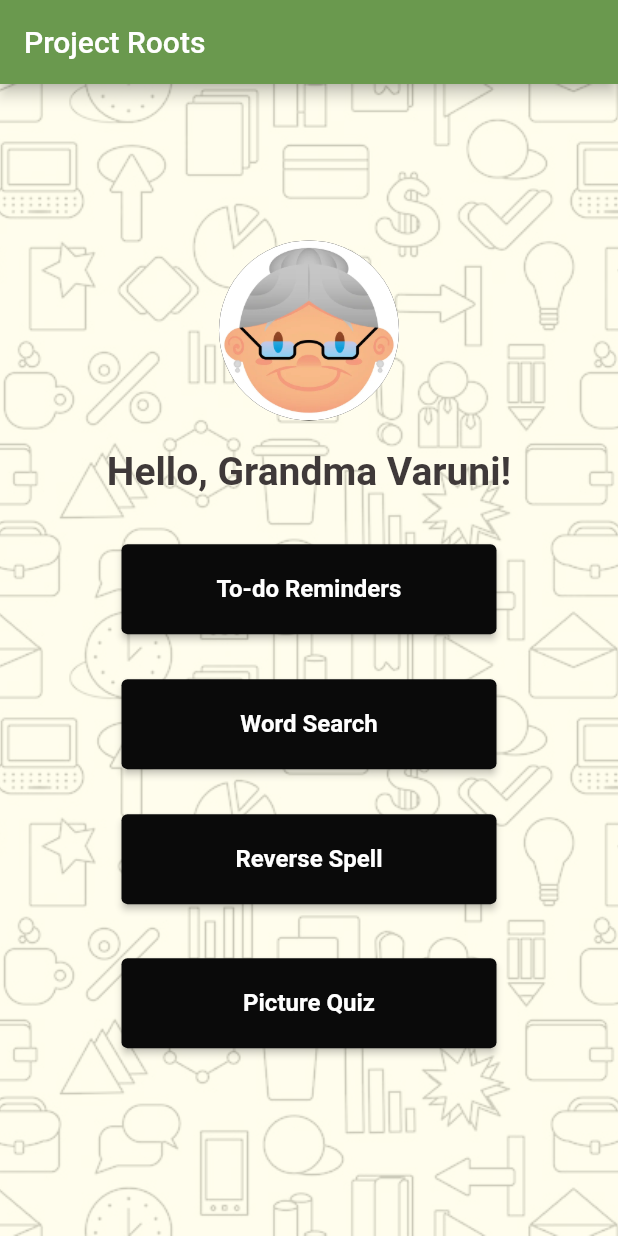
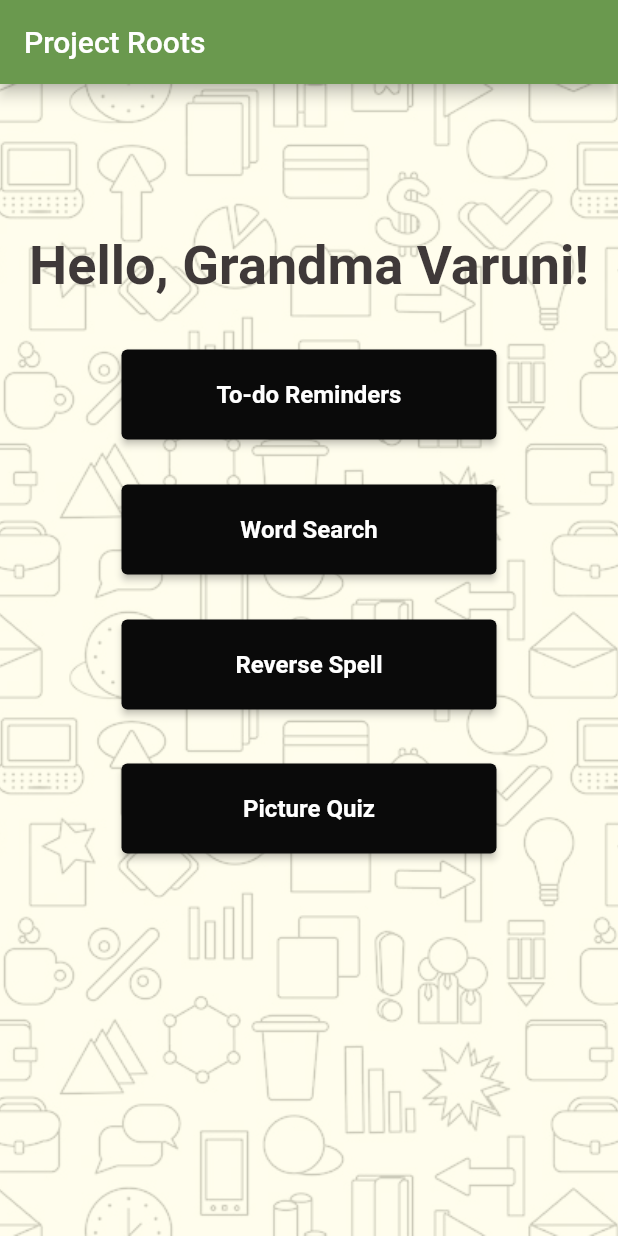
Before and after one commit to inirah02/ProjectRoots, a Flutter app: the screen it shows once a user with an empty profile is signed in, on a phone screen of 412 x 824 dp. Run offline on Flutter 3.47's test engine with Material 2 defaults, Android fonts, the phone set to English and light mode, and no system bars; our stand-ins replace cloud_firestore, confetti, firebase_auth, firebase_core, flutter_riverpod, flutter_tts; accounts and stored records are empty; Roboto replaces fonts that are missing (bold).

Commit message:
fixed overflow on main_menu (#12)

```diff
--- a/lib/src/pages/main_menu.dart
+++ b/lib/src/pages/main_menu.dart
@@ -99,37 +99,32 @@ class MainMenu extends ConsumerWidget {
                     fit: BoxFit.cover,
                   ),
                 ),
-                height: 1000.0,
+                // height: 1000.0,
+
                 padding: const EdgeInsets.symmetric(vertical: 100.0),
+                child: SingleChildScrollView(
                   child: Center(
                     child: Column(
                         mainAxisAlignment: MainAxisAlignment.center,
                         crossAxisAlignment: CrossAxisAlignment.stretch,
                         children: <Widget>[
-                        CircleAvatar(
-                          radius: 60,
-                          child: ClipOval(
-                            child: Image.asset(
-                              "assets/images/patient_record.jpg",
-                              fit: BoxFit.cover,
-                            ),
-                          ),
-                        ),
+
                           Center(
-                          heightFactor: 1.5,
+
                             child: Center(
-                            heightFactor: 1.5,
+
                               child: Text(
                                 "Hello, ${loggedInUsername}!",
                                 style: const TextStyle(
                                     color: Color.fromARGB(255, 63, 57, 57),
-                                  fontSize: 26,
+                                    fontSize: 36,
                                     fontFamily: 'bold',
                                     fontWeight: FontWeight.bold,
                                     fontStyle: FontStyle.normal),
                               ),
                             ),
                           ),
+                          SizedBox(height: 20),
                           Center(
                               heightFactor: 1.5,
                               child: ButtonTheme(
@@ -219,6 +214,8 @@ class MainMenu extends ConsumerWidget {
                         ]),
                   ),
                 ),
+
+            ),
               ));
     }
   }
```
Also changed, not shown: lib/src/activities/reverse_spell.dart (+10 -10 lines), 3 other files. Lines whose indentation alone changed are shown as unchanged.
